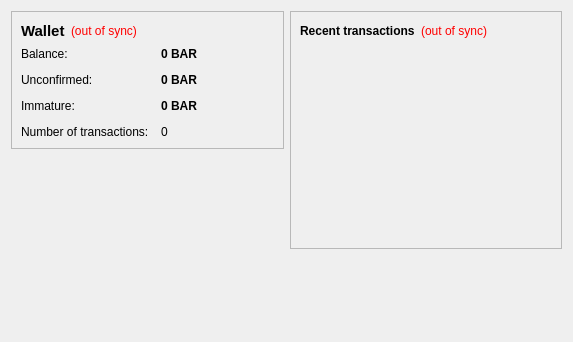
Qt form src/qt/forms/overviewpage.ui (osiryz/osiris) before a commit.
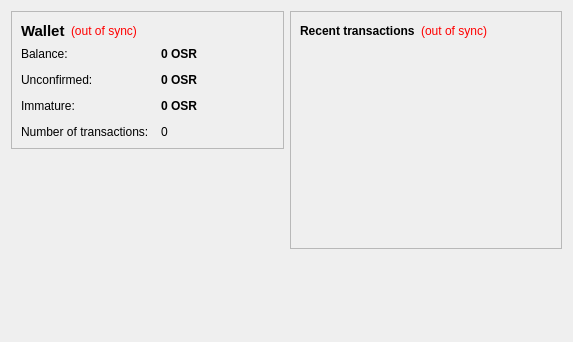
The same form after that commit.

What changed in the file:
```diff
--- a/src/qt/forms/overviewpage.ui
+++ b/src/qt/forms/overviewpage.ui
@@ -105,7 +105,7 @@
              <string>Your current balance</string>
             </property>
             <property name="text">
-             <string notr="true">0 BAR</string>
+             <string notr="true">0 OSR</string>
             </property>
             <property name="textInteractionFlags">
              <set>Qt::LinksAccessibleByMouse|Qt::TextSelectableByKeyboard|Qt::TextSelectableByMouse</set>
@@ -134,7 +134,7 @@
              <string>Total of transactions that have yet to be confirmed, and do not yet count toward the current balance</string>
             </property>
             <property name="text">
-             <string notr="true">0 BAR</string>
+             <string notr="true">0 OSR</string>
             </property>
             <property name="textInteractionFlags">
              <set>Qt::LinksAccessibleByMouse|Qt::TextSelectableByKeyboard|Qt::TextSelectableByMouse</set>
@@ -177,7 +177,7 @@
              <string>Mined balance that has not yet matured</string>
             </property>
             <property name="text">
-             <string notr="true">0 BAR</string>
+             <string notr="true">0 OSR</string>
             </property>
             <property name="textInteractionFlags">
              <set>Qt::LinksAccessibleByMouse|Qt::TextSelectableByKeyboard|Qt::TextSelectableByMouse</set>
```
Left out of the diff: 4 changed lines with no effect on the pictures.
